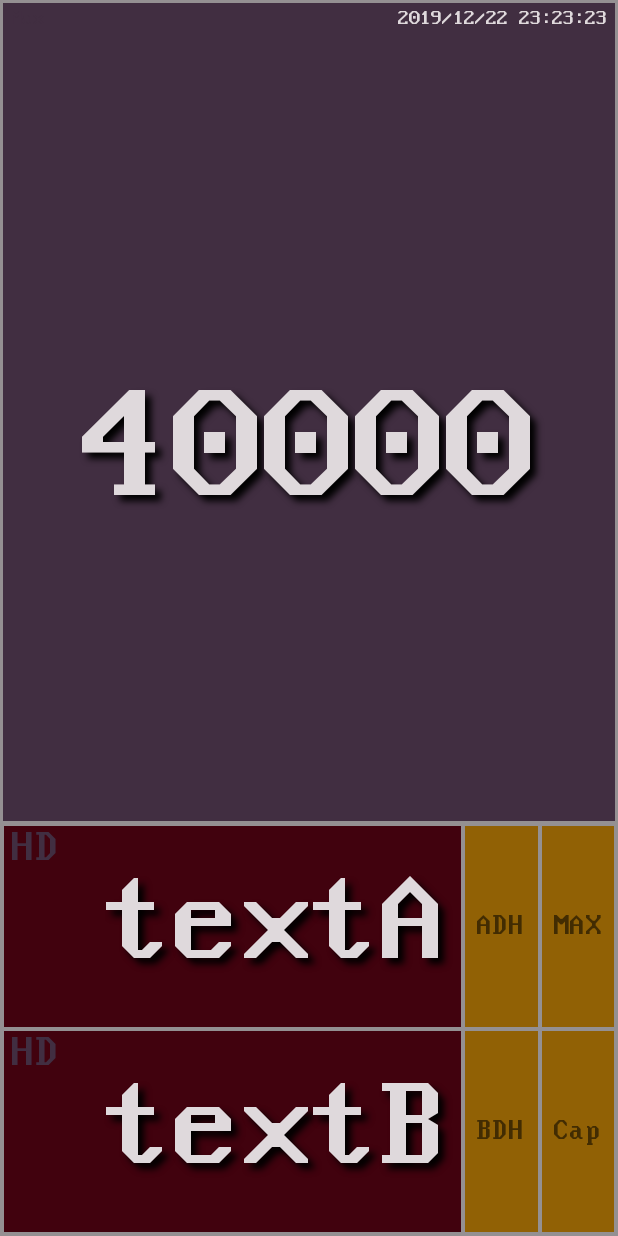
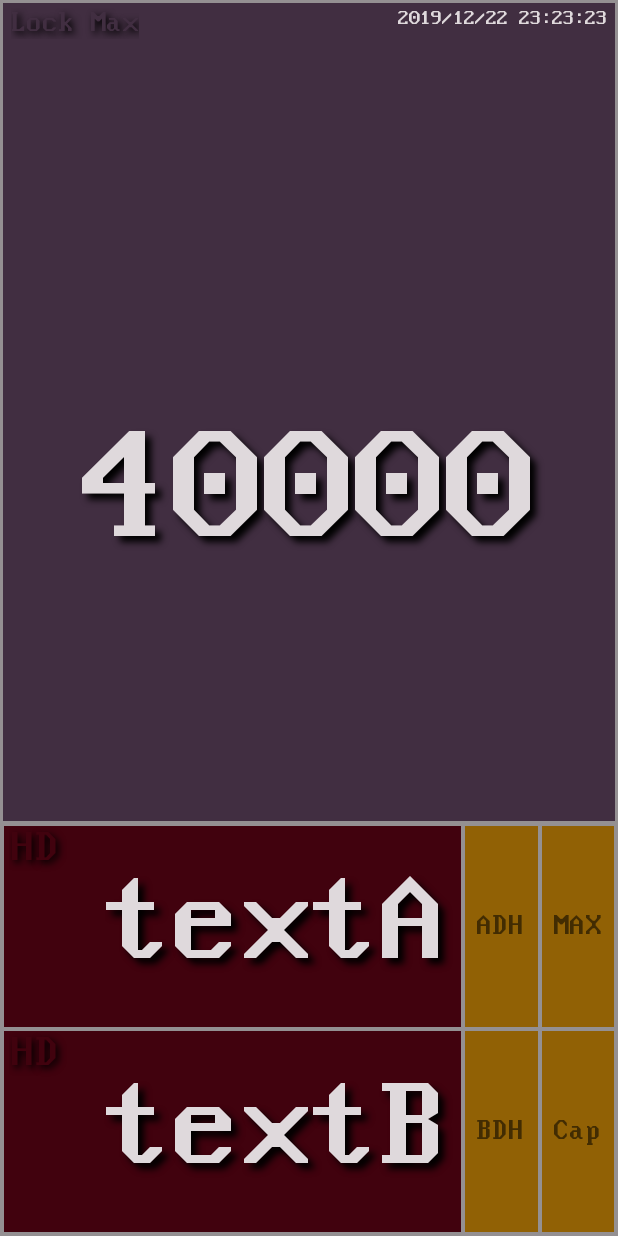
Before and after one commit to kankanla/M20190714_Lux, an Android app: the screen it shows after launch (Main2Activity), on a phone screen of 412 x 824 dp. Run offline under Robolectric (Android 15) with nearby library versions, the phone set to English and light mode, and no system bars.

Commit message:
20190804

```diff
--- a/app/src/main/java/com/kankanla/e560/m20190714_lux/Main2Activity.java
+++ b/app/src/main/java/com/kankanla/e560/m20190714_lux/Main2Activity.java
@@ -1,8 +1,6 @@
 package com.kankanla.e560.m20190714_lux;
 
 import android.Manifest;
-import android.annotation.SuppressLint;
-import android.annotation.TargetApi;
 import android.content.Intent;
 import android.content.pm.PackageManager;
 import android.graphics.Typeface;
@@ -13,12 +11,12 @@ import android.os.Build;
 import android.os.Bundle;
 import android.support.annotation.NonNull;
 import android.support.annotation.Nullable;
-import android.support.annotation.RequiresApi;
 import android.support.v4.app.ActivityCompat;
 import android.support.v4.content.ContextCompat;
 import android.support.v7.app.AppCompatActivity;
 import android.util.Log;
 import android.view.View;
+import android.view.WindowManager;
 import android.widget.TextView;
 import android.widget.Toast;
 
@@ -37,7 +35,6 @@ public class Main2Activity extends AppCompatActivity implements LIGHT_Sensor.LIG
     private MediaProjection mediaProjection;
     private LIGHT_Sensor light_sensor;
     private ScreenShot screenShot;
-
 
     @Override
     protected void onCreate(Bundle savedInstanceState) {
@@ -79,11 +76,11 @@ public class Main2Activity extends AppCompatActivity implements LIGHT_Sensor.LIG
         views.add(ButtonCapture);
 
         iconHDA = findViewById(R.id.iconHDA);
-        iconHDA.setTextColor(getResources().getColor(R.color.colorGlay2));
+        iconHDA.setTextColor(getResources().getColor(R.color.colorRED));
         views.add(iconHDA);
 
         iconHDB = findViewById(R.id.iconHDB);
-        iconHDB.setTextColor(getResources().getColor(R.color.colorGlay2));
+        iconHDB.setTextColor(getResources().getColor(R.color.colorRED));
         views.add(iconHDB);
 
         menuDate = findViewById(R.id.menuDate);
@@ -105,7 +102,6 @@ public class Main2Activity extends AppCompatActivity implements LIGHT_Sensor.LIG
         }
     }
 
-    @RequiresApi(api = Build.VERSION_CODES.LOLLIPOP)
     @Override
     public void onClick(View v) {
         switch (v.getId()) {
@@ -115,7 +111,7 @@ public class Main2Activity extends AppCompatActivity implements LIGHT_Sensor.LIG
                     iconHDA.setTextColor(getResources().getColor(R.color.colorWhite));
                 } else {
                     booleanViewA = true;
-                    iconHDA.setTextColor(getResources().getColor(R.color.colorGlay2));
+                    iconHDA.setTextColor(getResources().getColor(R.color.colorRED));
                 }
                 break;
             case R.id.ButtonB:
@@ -124,7 +120,7 @@ public class Main2Activity extends AppCompatActivity implements LIGHT_Sensor.LIG
                     iconHDB.setTextColor(getResources().getColor(R.color.colorWhite));
                 } else {
                     booleanViewB = true;
-                    iconHDB.setTextColor(getResources().getColor(R.color.colorGlay2));
+                    iconHDB.setTextColor(getResources().getColor(R.color.colorRED));
                 }
                 break;
             case R.id.ButtonMax:
@@ -217,12 +213,12 @@ public class Main2Activity extends AppCompatActivity implements LIGHT_Sensor.LIG
      * @param data
      */
 
-    @TargetApi(Build.VERSION_CODES.LOLLIPOP)
     @Override
     protected void onActivityResult(int requestCode, int resultCode, @Nullable Intent data) {
         super.onActivityResult(requestCode, resultCode, data);
         switch (requestCode) {
             case REQUEST_MEDIA_PROJECTION:
+                if (Build.VERSION.SDK_INT >= Build.VERSION_CODES.LOLLIPOP) {
                     if (resultCode != RESULT_OK) {
                         Toast.makeText(this, "User cancelled", Toast.LENGTH_LONG).show();
                         return;
@@ -232,19 +228,28 @@ public class Main2Activity extends AppCompatActivity implements LIGHT_Sensor.LIG
                         screenShot = new ScreenShot(this, mediaProjection, new ScreenShot.ScreenCallback() {
                             @Override
                             public void work1() {
+                                ButtonCapture.post(new Runnable() {
+                                    @Override
+                                    public void run() {
                                         ButtonCapture.setBackgroundColor(getResources().getColor(R.color.colorGlay));
                                         Log.i(T, "colorGlay");
+                                    }
+                                });
                             }
 
                             @Override
                             public void work2() {
+                                ButtonCapture.post(new Runnable() {
+                                    @Override
+                                    public void run() {
                                         ButtonCapture.setBackgroundColor(getResources().getColor(R.color.colorYellow));
                                         Log.i(T, "colorYellow");
                                     }
                                 });
+                            }
+                        });
                         screenShot.get();
-
-                    //ssssssssssss
+                    }
                 }
                 break;
             case REQUEST_WRITE_EXTERNAL_STORAGE:
@@ -263,6 +268,8 @@ public class Main2Activity extends AppCompatActivity implements LIGHT_Sensor.LIG
 
     @Override
     public void SensorVal(int val, String time) {
+        getWindow().addFlags(WindowManager.LayoutParams.FLAG_KEEP_SCREEN_ON);
+
         if (booleanMax) {
             if (val > Max) {
                 Max = val;
@@ -281,13 +288,15 @@ public class Main2Activity extends AppCompatActivity implements LIGHT_Sensor.LIG
         if (booleanViewB) {
             textViewB.setText(String.valueOf(val));
         }
+        if (val < 5) {
+            getWindow().clearFlags(WindowManager.LayoutParams.FLAG_KEEP_SCREEN_ON);
+        }
     }
 
     @Override
     public void SensorVal(float val, String time) {
 
     }
-
 
     private void help() {
 //        https://www.fonts4free.net/nouveau-ibm-font.html
--- /dev/null
+++ b/app/src/main/res/drawable/tv_button.xml
@@ -0,0 +1,6 @@
+<?xml version="1.0" encoding="utf-8"?>
+
+<shape xmlns:android="http://schemas.android.com/apk/res/android"
+    android:shape="rectangle">
+
+</shape>
--- a/app/src/main/res/layout/activity_main2.xml
+++ b/app/src/main/res/layout/activity_main2.xml
@@ -23,7 +23,7 @@
                 android:layout_width="match_parent"
                 android:layout_height="match_parent"
                 android:layout_gravity="center"
-                android:layout_weight="9"
+                android:layout_weight="8"
                 android:background="@color/colorGlay2"
                 android:orientation="horizontal"
                 android:paddingLeft="5dp"
@@ -39,12 +39,15 @@
                         android:id="@+id/menuMax"
                         android:layout_width="match_parent"
                         android:layout_height="wrap_content"
-                        android:text="Max"
-                        android:textColor="@color/colorGlay2" />
-
-
+                        android:autoSizeMaxTextSize="30dp"
+                        android:shadowColor="@color/colorGlay3"
+                        android:shadowDx="3"
+                        android:shadowDy="3"
+                        android:shadowRadius="6"
+                        android:text="Lock Max"
+                        android:textColor="@color/colorGlay2"
+                        android:textSize="20dp" />
                 </LinearLayout>
-
 
                 <LinearLayout
                     android:layout_width="match_parent"
@@ -66,7 +69,7 @@
             <LinearLayout
                 android:layout_width="match_parent"
                 android:layout_height="match_parent"
-                android:layout_weight="1">
+                android:layout_weight="2">
 
                 <TextView
                     android:id="@+id/text"
@@ -120,6 +123,10 @@
                         android:gravity="top"
                         android:lines="1"
                         android:paddingLeft="5dp"
+                        android:shadowColor="@color/colorGlay3"
+                        android:shadowDx="3"
+                        android:shadowDy="3"
+                        android:shadowRadius="6"
                         android:text="HD"
                         android:textColor="@color/colorGlay2"
                         android:textSize="30dp" />
@@ -160,8 +167,12 @@
                         android:gravity="top"
                         android:lines="1"
                         android:paddingLeft="5dp"
+                        android:shadowColor="@color/colorGlay3"
+                        android:shadowDx="3"
+                        android:shadowDy="3"
+                        android:shadowRadius="6"
                         android:text="HD"
-                        android:textColor="@color/colorGlay2"
+                        android:textColor="@color/colorRED"
                         android:textSize="30dp" />
 
                     <TextView
```
Also changed, not shown: app/src/main/java/com/kankanla/e560/m20190714_lux/LIGHT_Sensor.java (+9 -4 lines), app/src/main/java/com/kankanla/e560/m20190714_lux/ScreenShot.java (+9 -10 lines). Lines whose indentation alone changed are shown as unchanged.
